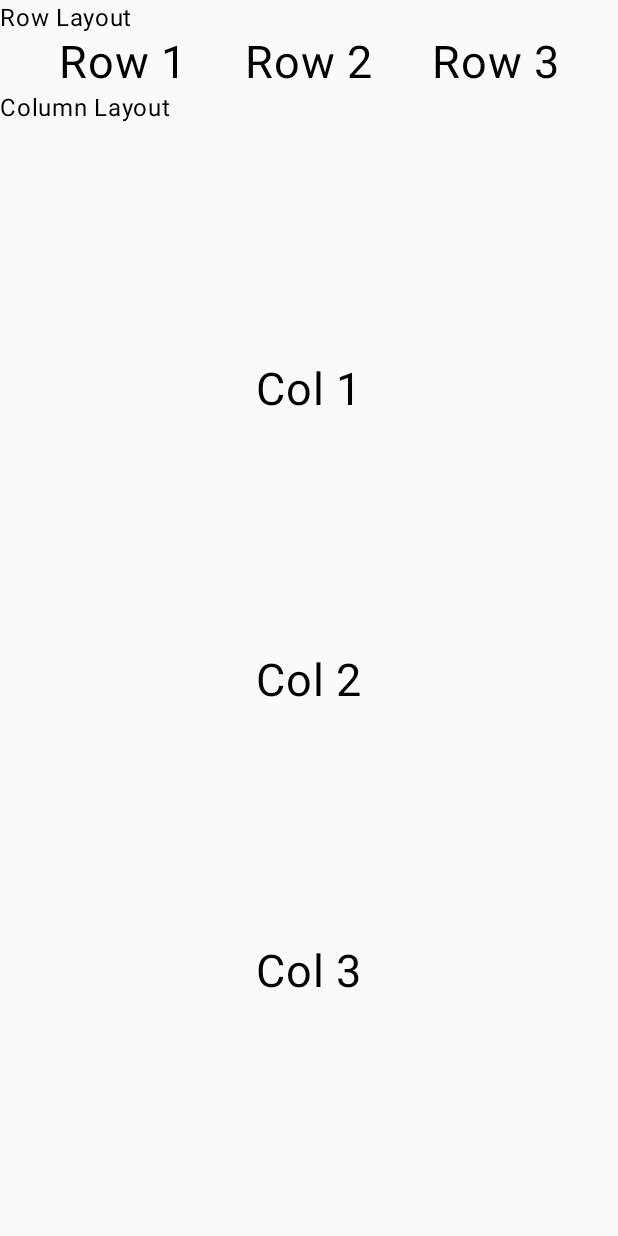
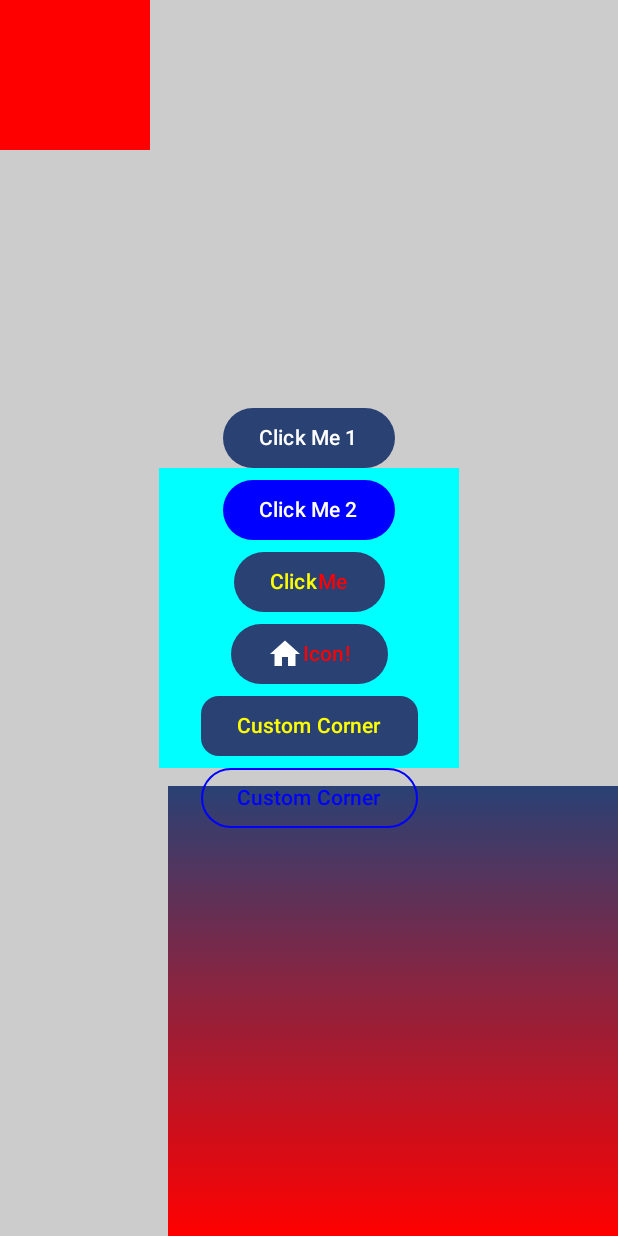
Before and after one commit to blueBye/AndroidProgrammingClass, an Android app built with Jetpack Compose: the screen it shows after launch (MainActivity), on a phone screen of 412 x 824 dp. Run offline under Robolectric (Android 15) with nearby library versions, the phone set to English and light mode, and no system bars.

Commit message:
Box and Button styling

```diff
--- a/app/src/main/java/info/navidlabs/androidprogrammingclass/MainActivity.kt
+++ b/app/src/main/java/info/navidlabs/androidprogrammingclass/MainActivity.kt
@@ -3,16 +3,33 @@ package info.navidlabs.androidprogrammingclass
 import android.os.Bundle
 import androidx.activity.ComponentActivity
 import androidx.activity.compose.setContent
+import androidx.compose.foundation.BorderStroke
+import androidx.compose.foundation.Image
+import androidx.compose.foundation.background
 import androidx.compose.foundation.layout.Arrangement
+import androidx.compose.foundation.layout.Box
 import androidx.compose.foundation.layout.Column
 import androidx.compose.foundation.layout.Row
 import androidx.compose.foundation.layout.fillMaxHeight
+import androidx.compose.foundation.layout.fillMaxSize
 import androidx.compose.foundation.layout.fillMaxWidth
+import androidx.compose.foundation.layout.size
+import androidx.compose.foundation.shape.RoundedCornerShape
+import androidx.compose.material.icons.Icons
+import androidx.compose.material.icons.filled.Home
+import androidx.compose.material3.Button
+import androidx.compose.material3.ButtonDefaults
+import androidx.compose.material3.Icon
+import androidx.compose.material3.MaterialTheme
 import androidx.compose.material3.Text
 import androidx.compose.runtime.Composable
 import androidx.compose.ui.Alignment
 import androidx.compose.ui.Modifier
+import androidx.compose.ui.graphics.Brush
+import androidx.compose.ui.graphics.Color
+import androidx.compose.ui.res.painterResource
 import androidx.compose.ui.tooling.preview.Preview
+import androidx.compose.ui.unit.dp
 import androidx.compose.ui.unit.sp
 import info.navidlabs.androidprogrammingclass.ui.theme.AndroidProgrammingClassTheme
 
@@ -21,8 +38,8 @@ class MainActivity : ComponentActivity() {
         super.onCreate(savedInstanceState)
         setContent {
             AndroidProgrammingClassTheme {
-                // A surface container using the 'background' color from the theme
-                mainLayout()
+                BoxFunction()
+                ButtonFunction()
             }
         }
     }
@@ -35,38 +52,85 @@ class MainActivity : ComponentActivity() {
     showSystemUi = true,
 )
 @Composable
-private fun mainLayout() {
-    Column{
-        Text("Row Layout")
-        RowLayout()
+private fun BoxFunction() {
+    Box(modifier= Modifier
+        .fillMaxSize()
+        .background(Color.LightGray)
+    ) {
+        Box(modifier= Modifier
+            .size(100.dp, 100.dp)
+            .background(Color.Red)
+        )
 
-        Text("Column Layout")
-        ColumnLayout()
+        Box(modifier= Modifier
+            .size(200.dp, 200.dp)
+            .background(Color.Cyan)
+            .align(Alignment.Center)
+        )
+
+        Box(modifier= Modifier
+            .size(300.dp, 300.dp)
+            .background(brush= Brush.verticalGradient(
+                colors = listOf(
+                    MaterialTheme.colorScheme.primary,
+                    Color.Red,
+                )
+            ))
+            .align(Alignment.BottomEnd)
+        )
     }
 }
 
+@Preview(
+    showBackground = true,
+    device = "id:pixel_7_pro",
+    showSystemUi = true,
+    name = "Second View",
+)
 @Composable
-private fun RowLayout() {
-    Row(
-        modifier=Modifier.fillMaxWidth(),
-        verticalAlignment= Alignment.Top,
-        horizontalArrangement= Arrangement.SpaceEvenly,
+private fun ButtonFunction() {
+    Column(
+        modifier=Modifier.fillMaxSize(),
+        horizontalAlignment=Alignment.CenterHorizontally,
+        verticalArrangement=Arrangement.Center,
     ) {
-        Text(text="Row 1", fontSize=30.sp)
-        Text(text="Row 2", fontSize=30.sp)
-        Text(text="Row 3", fontSize=30.sp)
+        Button(onClick={/*onClick*/}) {
+            Text(text="Click Me 1")
+        }
+
+        Button(
+            onClick={/*onClick*/},
+            colors=ButtonDefaults.buttonColors(containerColor=Color.Blue),
+        ) {
+            Text(text="Click Me 2")
+        }
+
+        Button(onClick={/*onClick*/}) {
+            Text(text="Click", color=Color.Yellow)
+            Text(text="Me", color=Color.Red)
+        }
+
+        Button(onClick={/*onClick*/}) {
+            Icon(
+                imageVector = Icons.Default.Home,
+                contentDescription = null,
+            )
+            Text(text="Icon!", color=Color.Red)
+        }
+
+        Button(
+            onClick={/*onClick*/},
+            shape= RoundedCornerShape(12.dp),
+        ) {
+            Text(text="Custom Corner", color=Color.Yellow)
+        }
+
+        Button(
+            onClick={/*onClick*/},
+            border= BorderStroke(1.dp, color=Color.Blue),
+            colors= ButtonDefaults.outlinedButtonColors(contentColor=Color.Blue),
+        ) {
+            Text(text="Custom Corner")
+        }
     }
 }
-
-@Composable
-private fun ColumnLayout() {
-    Column(
-        modifier=Modifier.fillMaxWidth().fillMaxHeight(),
-        verticalArrangement = Arrangement.SpaceEvenly,
-        horizontalAlignment=Alignment.CenterHorizontally,
-    ) {
-        Text(text="Col 1", fontSize=30.sp)
-        Text(text="Col 2", fontSize=30.sp)
-        Text(text="Col 3", fontSize=30.sp)
-    }
-}
```
